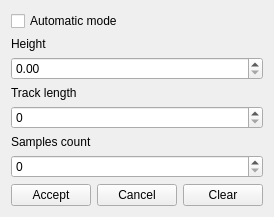
This is src/ARM_OD_viewCore/Tabs/Solver/SolverWidget.ui in nevaeh82/arm_od as Qt 5 draws it before an edit. The edited form follows.
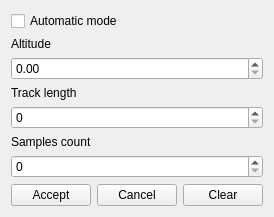
This is the edited form.

Patch:
```diff
--- a/src/ARM_OD_viewCore/Tabs/Solver/SolverWidget.ui
+++ b/src/ARM_OD_viewCore/Tabs/Solver/SolverWidget.ui
@@ -58,7 +58,7 @@
       </sizepolicy>
      </property>
      <property name="text">
-      <string>Height</string>
+      <string>Altitude</string>
      </property>
     </widget>
    </item>
```
